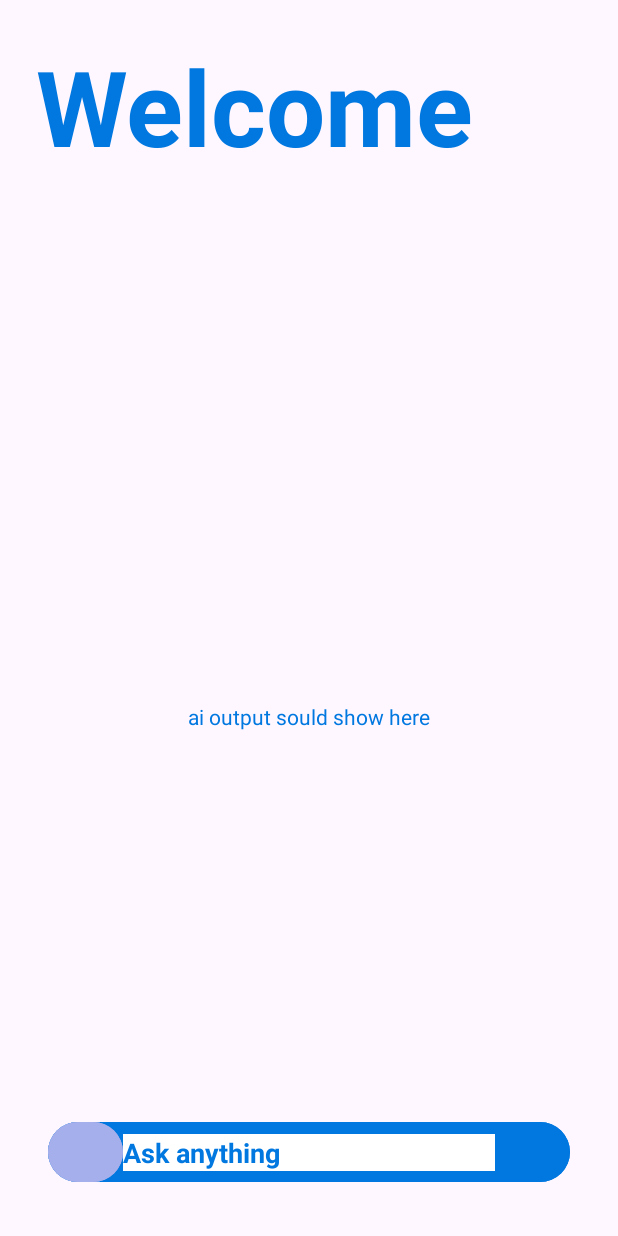
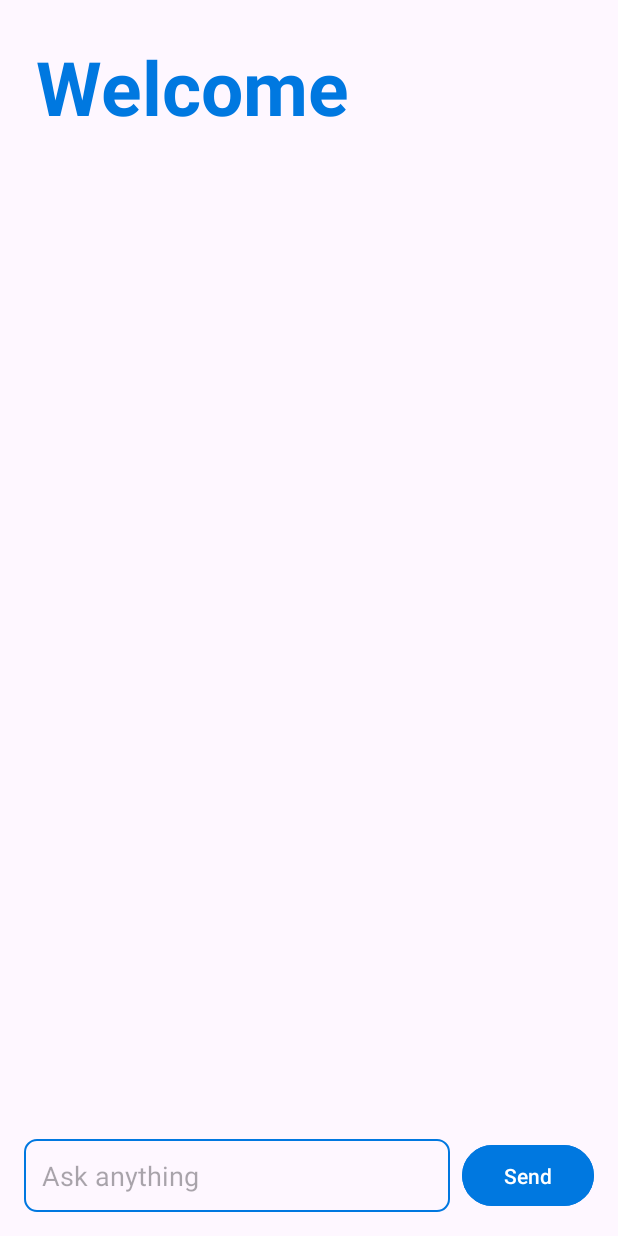
Before and after one commit to Ttgame007/IdoProject, an Android app: the AiActivity screen opened directly, with no data from a screen before it, on a phone screen of 412 x 824 dp. Run offline under Robolectric (Android 15) with nearby library versions, the phone set to English and light mode, and no system bars; pictures from the network do not load; 5 statements that could not run were skipped.

Commit message:
redo a lot of stuff. redo xml ui redo the drawer ui and the drawer itself for better functionablility. also added class MessageAdapterRV.java for the recycler view to add later for the ai and user messages.

```diff
--- a/app/src/main/java/com/ido/idoprojectapp/AiActivity.java
+++ b/app/src/main/java/com/ido/idoprojectapp/AiActivity.java
@@ -1,84 +1,102 @@
 package com.ido.idoprojectapp;
 
-import android.graphics.Rect;
 import android.os.Bundle;
 import android.util.Log;
-import android.view.Menu;
-import android.view.MenuItem;
-import android.view.MotionEvent;
 import android.view.View;
-import android.view.WindowManager;
 import android.widget.Button;
 import android.widget.EditText;
+import android.widget.ImageButton;
 import android.widget.TextView;
+import android.app.AlertDialog;
 
 import androidx.activity.EdgeToEdge;
-import androidx.annotation.NonNull;
 import androidx.appcompat.app.AppCompatActivity;
 import androidx.constraintlayout.widget.ConstraintLayout;
-import androidx.core.graphics.Insets;
 import androidx.core.view.GravityCompat;
-import androidx.core.view.ViewCompat;
-import androidx.core.view.WindowInsetsCompat;
 import androidx.drawerlayout.widget.DrawerLayout;
-
-import com.google.android.material.navigation.NavigationView;
+import androidx.recyclerview.widget.LinearLayoutManager;
+import androidx.recyclerview.widget.RecyclerView;
 
 import java.io.File;
 import java.io.FileOutputStream;
 import java.io.IOException;
 import java.io.InputStream;
 import java.io.OutputStream;
-import java.lang.reflect.Field;
+import java.util.ArrayList;
 import java.util.List;
 
 public class AiActivity extends AppCompatActivity {
-    LLMW llmw;
-    Button BTNsend;
-    TextView welcomeText;
-    TextView TVoutput;
-    EditText ETinput;
-    DrawerLayout drawerLayout;
 
-    NavigationView navigationView;
+    private LLMW llmw;
+    private Button BTNsend, newChatBtn;
+    private ImageButton logoutIcon;
+    private TextView TVoutput, profileName, TVguest;
+    private EditText ETinput;
+    private DrawerLayout drawerLayout;
+    private ConstraintLayout layout;
+    private RecyclerView chatList;
 
-    float startX;
-    ConstraintLayout layout;
+    private List<Chat> chats = new ArrayList<>();
+    private ChatAdapter chatAdapter;
+    private PrefsHelper prefs;
 
     @Override
     protected void onCreate(Bundle savedInstanceState) {
         super.onCreate(savedInstanceState);
-        EdgeToEdge.enable(this);
         setContentView(R.layout.activity_ai);
 
-        //inisializing variables
-        PrefsHelper prefs = new PrefsHelper(this);
+        prefs = new PrefsHelper(this);
 
-        welcomeText = findViewById(R.id.TVguest);
+        // --- UI References ---
+        TVguest = findViewById(R.id.TVguest);
         TVoutput = findViewById(R.id.textView);
         ETinput = findViewById(R.id.ETinput);
+        BTNsend = findViewById(R.id.BTNsend);
         drawerLayout = findViewById(R.id.main);
         layout = findViewById(R.id.content);
-        navigationView = findViewById(R.id.navigationView);
-        BTNsend = findViewById(R.id.BTNsend);
-        Menu menu = navigationView.getMenu();
-        Menu groupChat = menu.findItem(R.id.chatsGroup).getSubMenu();
-        List<Chat> chats = JsonHelper.loadChats(this, prefs.getUsername());
+        chatList = findViewById(R.id.chatList);
+        newChatBtn = findViewById(R.id.newChatBtn);
+        logoutIcon = findViewById(R.id.logoutIcon);
+        profileName = findViewById(R.id.profileName);
 
-        //initiallizing menu
-        for (Chat chat : chats) {
-            groupChat.add(Menu.NONE, chat.getId(), Menu.NONE, chat.getName());
+        TVguest.setText(prefs.getUsername());
+        profileName.setText(prefs.getUsername());
+        // Setup RecyclerView drawer
+        chats = JsonHelper.loadChats(this, prefs.getUsername());
+        chatAdapter = new ChatAdapter(chats, new ChatAdapter.OnChatClickListener() {
+            @Override
+            public void onChatClick(Chat chat) {
+                // TODO: load chat messages into RecyclerView in main content
+                drawerLayout.closeDrawer(GravityCompat.START);
             }
 
-        //setting keyboard to not override ETinput
-        getWindow().setSoftInputMode(WindowManager.LayoutParams.SOFT_INPUT_ADJUST_PAN);
-        llmw = null;
+            @Override
+            public void onChatLongClick(Chat chat) {
+                showDeleteChatDialog(chat);
+            }
+        });
+        chatList.setLayoutManager(new LinearLayoutManager(this));
+        chatList.setAdapter(chatAdapter);
+
+        // New chat button
+        newChatBtn.setOnClickListener(v -> {
+            Chat newChat = new Chat("Chat " + (chats.size() + 1), chats.size() + 1, null);
+            chats.add(newChat);
+            JsonHelper.saveChats(this, prefs.getUsername(), chats);
+            chatAdapter.notifyItemInserted(chats.size() - 1);
+        });
+
+        // Logout listener attached to the icon
+        logoutIcon.setOnClickListener(v -> logOut());
+
+        // AI model setup
         try {
             llmw = LLMW.Companion.getInstance(preparePath());
         } catch (IOException e) {
             throw new RuntimeException(e);
         }
 
+        // Send button
         BTNsend.setOnClickListener(v -> {
             String input = "user: " + ETinput.getText().toString() + "\n Assistant: ";
             TVoutput.setText("");
@@ -90,100 +108,43 @@ public class AiActivity extends AppCompatActivity {
                 ETinput.setText("");
                 ETinput.clearFocus();
             }));
-
-        });
-
-
-
-
-
-        navigationView.setNavigationItemSelectedListener(item -> {
-            int id = item.getItemId();
-
-            if (id == R.id.logoutmenu) {
-                logOut();
-                return true;
-            } else if (id == R.id.newChat) {
-                Chat newChat = new Chat("Chat" + groupChat.size(), menu.size(), null);
-                chats.add(newChat);
-                JsonHelper.saveChats(this, prefs.getUsername(), chats);
-                JsonHelper.loadChats(this, prefs.getUsername());
-                groupChat.add(R.id.chatsGroup, newChat.getId(), newChat.getId(), newChat.getName());
-                navigationView.requestLayout();
-                return true;
-            }
-            return false;
-        });
-
-        //welcome text with username
-        setupWelocome(prefs);
-
-        //changes the profile item test to username
-        MenuItem profileItem = menu.findItem(R.id.profile);
-        profileItem.setTitle(prefs.getUsername());
-
-        //setupDrawer();
-
-        ViewCompat.setOnApplyWindowInsetsListener(findViewById(R.id.main), (v, insets) -> {
-            Insets systemBars = insets.getInsets(WindowInsetsCompat.Type.systemBars());
-            v.setPadding(systemBars.left, systemBars.top, systemBars.right, systemBars.bottom);
-            return insets;
         });
     }
+    //i find this and below it really self explanatory
 
-
-
-    public void logOut(){
-        PrefsHelper prefs = new PrefsHelper(this);
+    private void logOut() {
         prefs.clearCardensials();
         finish();
     }
 
-    public void setupWelocome(PrefsHelper prefs){
-        String username = prefs.getUsername();
-        welcomeText.setText(username);
+    private void showDeleteChatDialog(Chat chat) {
+        new AlertDialog.Builder(this)
+                .setTitle("Delete Chat")
+                .setMessage("Do you want to delete chat: " + chat.getName() + "?")
+                .setPositiveButton("Delete", (dialog, which) -> {
+                    int index = chats.indexOf(chat);
+                    if (index != -1) {
+                        chats.remove(index);
+                        JsonHelper.saveChats(this, prefs.getUsername(), chats);
+                        chatAdapter.notifyItemRemoved(index);
                     }
-    public void setupDrawer(){
-        navigationView.requestLayout();
-        navigationView.invalidate();
-        //adds a slider effect that pushes the screen when the drawer opens
-        drawerLayout.addDrawerListener(new DrawerLayout.SimpleDrawerListener() {
-            @Override
-            public void onDrawerSlide(View drawerView, float slideOffset) {
-                float slideX = drawerView.getWidth() * slideOffset;
-                layout.setTranslationX(slideX);
+                })
+                .setNegativeButton("Cancel", null)
+                .show();
     }
 
-        });
-        //setting the drag field to open the menu to 100% of the screen
-        drawerLayout.setOnTouchListener((v, event) -> {
-            float deltaX = event.getX() - startX;
-            if (event.getAction() == MotionEvent.ACTION_DOWN) {
-                startX = event.getX();
-            } else if (event.getAction() == MotionEvent.ACTION_MOVE && deltaX > 200 && !drawerLayout.isDrawerOpen(GravityCompat.START)) {
-                navigationView.requestLayout();
-                navigationView.invalidate();
-                drawerLayout.openDrawer(GravityCompat.START);
-                return true;
-            }
-            return false;
-        });
-    }
-
-
+    //prepere the path for the ai model in the chach
     private String preparePath() throws IOException {
         InputStream inputStream = getResources().openRawResource(R.raw.llama);
-
         File tempFile = File.createTempFile("myfile", ".gguf", getCacheDir());
-        OutputStream out = new FileOutputStream(tempFile);
-
+        try (OutputStream out = new FileOutputStream(tempFile)) {
             byte[] buffer = new byte[1024];
             int read;
             while ((read = inputStream.read(buffer)) != -1) {
                 out.write(buffer, 0, read);
             }
+        }
         inputStream.close();
-        out.close();
-        return tempFile.getAbsolutePath().toString();
+        return tempFile.getAbsolutePath();
     }
 }
--- /dev/null
+++ b/app/src/main/java/com/ido/idoprojectapp/ChatAdapter.java
@@ -0,0 +1,59 @@
+package com.ido.idoprojectapp;
+
+import android.view.LayoutInflater;
+import android.view.View;
+import android.view.ViewGroup;
+import android.widget.TextView;
+
+import androidx.annotation.NonNull;
+import androidx.recyclerview.widget.RecyclerView;
+
+import java.util.List;
+
+public class ChatAdapter extends RecyclerView.Adapter<ChatAdapter.ChatViewHolder> {
+
+    public interface OnChatClickListener {
+        void onChatClick(Chat chat);
+        void onChatLongClick(Chat chat);
+    }
+
+    private List<Chat> chats;
+    private OnChatClickListener listener;
+
+    public ChatAdapter(List<Chat> chats, OnChatClickListener listener) {
+        this.chats = chats;
+        this.listener = listener;
+    }
+
+    @NonNull
+    @Override
+    public ChatViewHolder onCreateViewHolder(@NonNull ViewGroup parent, int viewType) {
+        View v = LayoutInflater.from(parent.getContext())
+                .inflate(android.R.layout.simple_list_item_1, parent, false);
+        return new ChatViewHolder(v);
+    }
+
+    @Override
+    public void onBindViewHolder(@NonNull ChatViewHolder holder, int position) {
+        Chat chat = chats.get(position);
+        holder.textView.setText(chat.getName());
+        holder.itemView.setOnClickListener(v -> listener.onChatClick(chat));
+        holder.itemView.setOnLongClickListener(v -> {
+            listener.onChatLongClick(chat);
+            return true;
+        });
+    }
+
+    @Override
+    public int getItemCount() {
+        return chats.size();
+    }
+
+    static class ChatViewHolder extends RecyclerView.ViewHolder {
+        TextView textView;
+        ChatViewHolder(View itemView) {
+            super(itemView);
+            textView = itemView.findViewById(android.R.id.text1);
+        }
+    }
+}
--- /dev/null
+++ b/app/src/main/res/drawable/ic_logout.xml
@@ -0,0 +1,5 @@
+<vector xmlns:android="http://schemas.android.com/apk/res/android" android:autoMirrored="true" android:height="24dp" android:tint="#000000" android:viewportHeight="24" android:viewportWidth="24" android:width="24dp">
+
+    <path android:fillColor="@android:color/white" android:pathData="M17,7l-1.41,1.41L18.17,11H8v2h10.17l-2.58,2.58L17,17l5,-5zM4,5h8V3H4c-1.1,0 -2,0.9 -2,2v14c0,1.1 0.9,2 2,2h8v-2H4V5z"/>
+
+</vector>
--- /dev/null
+++ b/app/src/main/res/drawable/input_outline.xml
@@ -0,0 +1,9 @@
+<?xml version="1.0" encoding="utf-8"?>
+<shape xmlns:android="http://schemas.android.com/apk/res/android"
+    android:shape="rectangle">
+    <solid android:color="@android:color/transparent" />
+    <stroke
+        android:width="1dp"
+        android:color="@color/blue" />
+    <corners android:radius="8dp" />
+</shape>
--- a/app/src/main/res/layout/activity_ai.xml
+++ b/app/src/main/res/layout/activity_ai.xml
@@ -7,21 +7,10 @@
     android:layout_height="match_parent"
     tools:context=".AiActivity">
 
-    <androidx.recyclerview.widget.RecyclerView
-        android:id="@+id/RVmessages"
-        android:layout_width="match_parent"
-        android:layout_height="0dp"
-        android:layout_marginBottom="8dp"
-        app:layout_constraintBottom_toTopOf="@+id/inputOutline"
-        app:layout_constraintEnd_toEndOf="parent"
-        app:layout_constraintStart_toStartOf="parent"
-        app:layout_constraintTop_toTopOf="parent" />
-
     <androidx.constraintlayout.widget.ConstraintLayout
         android:id="@+id/content"
         android:layout_width="match_parent"
         android:layout_height="match_parent">
-
 
         <TextView
             android:id="@+id/welcomeText"
@@ -31,87 +20,130 @@
             android:layout_marginTop="24dp"
             android:text="Welcome"
             android:textColor="@color/blue"
-            android:textSize="70dp"
+            android:textSize="50sp"
             android:textStyle="bold"
             app:layout_constraintStart_toStartOf="parent"
             app:layout_constraintTop_toTopOf="parent" />
 
+        <!-- Username display (Dynamic) -->
         <TextView
             android:id="@+id/TVguest"
             android:layout_width="wrap_content"
             android:layout_height="wrap_content"
             android:layout_marginStart="24dp"
-            android:text="Guest"
             android:textColor="@color/blue"
-            android:textSize="70dp"
+            android:textSize="50sp"
             android:textStyle="bold"
             app:layout_constraintStart_toStartOf="parent"
-            app:layout_constraintTop_toBottomOf="@id/welcomeText" />
+            app:layout_constraintTop_toBottomOf="@id/welcomeText"
+            tools:text="Guest" />
 
+        <TextView
+            android:id="@+id/textView"
+            android:layout_width="wrap_content"
+            android:layout_height="wrap_content"
+            android:textColor="@color/blue"
+            app:layout_constraintEnd_toEndOf="parent"
+            app:layout_constraintStart_toStartOf="parent"
+            app:layout_constraintTop_toBottomOf="@+id/TVguest"
+            tools:text="AI output appears here..." />
 
-
-
-        <Button
-            android:id="@+id/inputOutline"
+        <androidx.constraintlayout.widget.ConstraintLayout
+            android:id="@+id/inputContainer"
             android:layout_width="0dp"
             android:layout_height="wrap_content"
-            android:layout_marginStart="32dp"
-            android:layout_marginEnd="32dp"
-            android:layout_marginBottom="32dp"
-            android:backgroundTint="@color/blue"
+            android:layout_marginStart="16dp"
+            android:layout_marginEnd="16dp"
+            android:layout_marginBottom="16dp"
             app:layout_constraintBottom_toBottomOf="parent"
             app:layout_constraintEnd_toEndOf="parent"
-            app:layout_constraintStart_toStartOf="parent" />
+            app:layout_constraintStart_toStartOf="parent">
 
             <EditText
                 android:id="@+id/ETinput"
                 android:layout_width="0dp"
                 android:layout_height="wrap_content"
-            android:layout_marginStart="50dp"
-            android:layout_marginEnd="50dp"
-            android:ems="10"
+                android:hint="Ask anything"
                 android:inputType="text"
-            android:textStyle="bold"
-            android:textColor="@color/blue"
-            android:textColorHint="@color/blue"
-            android:background="@color/white"
-            android:hint="Ask anything"
-            app:layout_constraintBottom_toBottomOf="@id/inputOutline"
-            app:layout_constraintEnd_toEndOf="@id/inputOutline"
-            app:layout_constraintStart_toStartOf="@id/inputOutline"
-            app:layout_constraintTop_toTopOf="@id/inputOutline" />
+                android:padding="12dp"
+                android:background="@drawable/input_outline"
+                app:layout_constraintBottom_toBottomOf="parent"
+                app:layout_constraintEnd_toStartOf="@+id/BTNsend"
+                app:layout_constraintStart_toStartOf="parent"
+                app:layout_constraintTop_toTopOf="parent" />
 
             <Button
                 android:id="@+id/BTNsend"
-            android:layout_width="0dp"
+                android:layout_width="wrap_content"
                 android:layout_height="0dp"
-            android:backgroundTint="@color/lightBlue"
-            app:layout_constraintBottom_toBottomOf="@id/inputOutline"
-            app:layout_constraintEnd_toStartOf="@id/ETinput"
-            app:layout_constraintStart_toStartOf="@id/inputOutline"
-            app:layout_constraintTop_toTopOf="@id/inputOutline" />
-
-        <TextView
-            android:id="@+id/textView"
-            android:layout_width="wrap_content"
-            android:layout_height="wrap_content"
-            android:text="ai output sould show here"
-            android:textColor="@color/blue"
-            app:layout_constraintBottom_toTopOf="@+id/inputOutline"
+                android:layout_marginStart="8dp"
+                android:backgroundTint="@color/blue"
+                android:text="Send"
+                app:layout_constraintBottom_toBottomOf="parent"
                 app:layout_constraintEnd_toEndOf="parent"
-            app:layout_constraintStart_toStartOf="parent"
-            app:layout_constraintTop_toBottomOf="@+id/TVguest" />
-
+                app:layout_constraintStart_toEndOf="@id/ETinput"
+                app:layout_constraintTop_toTopOf="parent" />
+        </androidx.constraintlayout.widget.ConstraintLayout>
     </androidx.constraintlayout.widget.ConstraintLayout>
 
     <com.google.android.material.navigation.NavigationView
         android:id="@+id/navigationView"
-        android:layout_width="wrap_content"
+        android:layout_width="match_parent"
         android:layout_height="match_parent"
         android:layout_gravity="start"
-        app:menu="@menu/drawer_menu"
-        app:itemBackground="@drawable/nav_item"
         android:background="@color/blue">
+
+        <androidx.constraintlayout.widget.ConstraintLayout
+            android:layout_width="match_parent"
+            android:layout_height="match_parent"
+            android:padding="16dp">
+
+            <Button
+                android:id="@+id/newChatBtn"
+                style="@style/Widget.AppCompat.Button.Borderless"
+                android:layout_width="0dp"
+                android:layout_height="wrap_content"
+                android:text="New Chat"
+                android:textColor="@android:color/white"
+                android:textAlignment="viewStart"
+                app:layout_constraintEnd_toEndOf="parent"
+                app:layout_constraintStart_toStartOf="parent"
+                app:layout_constraintTop_toTopOf="parent" />
+
+            <androidx.recyclerview.widget.RecyclerView
+                android:id="@+id/chatList"
+                android:layout_width="0dp"
+                android:layout_height="0dp"
+                android:layout_marginTop="16dp"
+                android:layout_marginBottom="16dp"
+                app:layout_constraintBottom_toTopOf="@+id/logoutIcon"
+                app:layout_constraintEnd_toEndOf="parent"
+                app:layout_constraintStart_toStartOf="parent"
+                app:layout_constraintTop_toBottomOf="@id/newChatBtn" />
+
+            <ImageButton
+                android:id="@+id/logoutIcon"
+                android:layout_width="wrap_content"
+                android:layout_height="wrap_content"
+                android:background="?attr/selectableItemBackgroundBorderless"
+                android:src="@drawable/ic_logout"
+                app:layout_constraintBottom_toBottomOf="parent"
+                app:layout_constraintStart_toStartOf="parent"
+                app:tint="@android:color/white" />
+
+            <TextView
+                android:id="@+id/profileName"
+                android:layout_width="wrap_content"
+                android:layout_height="wrap_content"
+                android:layout_marginStart="16dp"
+                android:text="Profile Name"
+                android:textColor="@android:color/white"
+                android:textSize="16sp"
+                app:layout_constraintBottom_toBottomOf="@id/logoutIcon"
+                app:layout_constraintStart_toEndOf="@id/logoutIcon"
+                app:layout_constraintTop_toTopOf="@id/logoutIcon" />
+
+        </androidx.constraintlayout.widget.ConstraintLayout>
     </com.google.android.material.navigation.NavigationView>
 
 </androidx.drawerlayout.widget.DrawerLayout>
```
Also changed, not shown: app/src/main/java/com/ido/idoprojectapp/JsonHelper.java (+27 -0 lines), app/src/main/java/com/ido/idoprojectapp/MessageAdapterRV.java (added, +26 -0 lines). Lines whose indentation alone changed are shown as unchanged.
